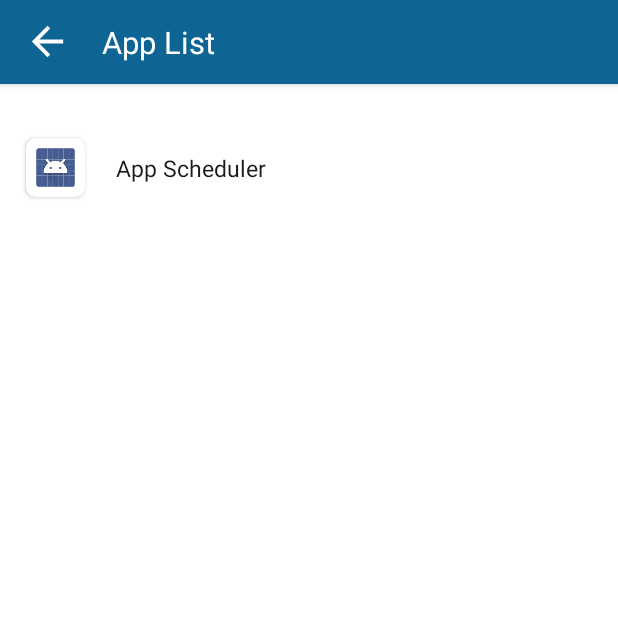
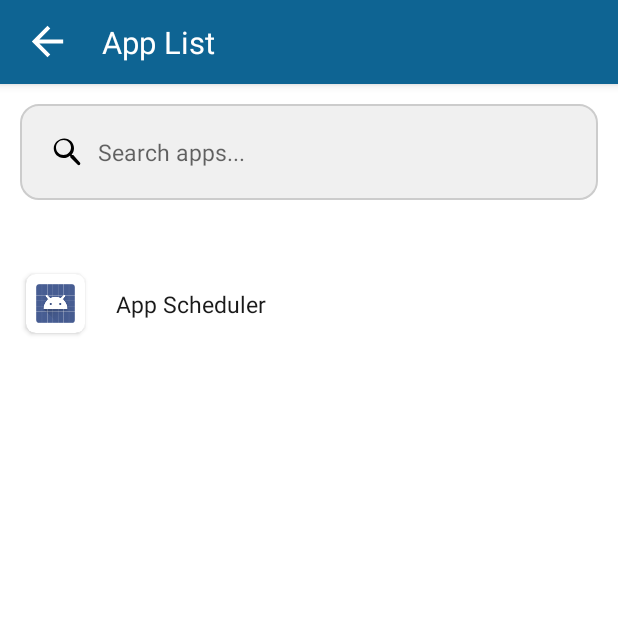
Before and after one commit to RazoanKabir/AppSchedulerApp, an Android app: the AppListActivity screen opened directly, with no data from a screen before it, on a phone screen of 412 x 824 dp, the top half of it. Run offline under Robolectric (Android 15) with nearby library versions, the phone set to English and light mode, and no system bars; our stand-ins replace sdp/ssp sizes.

Commit message:
App search added

```diff
--- a/app/src/main/java/com/example/appschedulerapp/adapter/AppListAdapter.kt
+++ b/app/src/main/java/com/example/appschedulerapp/adapter/AppListAdapter.kt
@@ -48,6 +48,11 @@ class AppListAdapter(var apps: ArrayList<PackageAppInfo>, private val selectedAp
         }
     }
 
+    fun updateList(newList: List<PackageAppInfo>) {
+        apps = ArrayList(newList)
+        notifyDataSetChanged()
+    }
+
     class ParentViewHolder(itemView: View) : RecyclerView.ViewHolder(itemView) {
         val ivIcon: ImageView? = itemView.findViewById<ImageView>(R.id.ivSelectedAppIcon)
         val tvNameOfApp: TextView? = itemView.findViewById<TextView>(R.id.tvNameOfApp)
--- a/app/src/main/java/com/example/appschedulerapp/views/AppListActivity.kt
+++ b/app/src/main/java/com/example/appschedulerapp/views/AppListActivity.kt
@@ -1,6 +1,8 @@
 package com.example.appschedulerapp.views
 
 import android.os.Bundle
+import android.text.Editable
+import android.text.TextWatcher
 import android.view.View
 import androidx.appcompat.app.AppCompatActivity
 import androidx.lifecycle.ViewModelProvider
@@ -17,6 +19,7 @@ class AppListActivity : AppCompatActivity(), AppListAdapter.SelectedApp {
     private lateinit var binding: ActivityAppListBinding
     private lateinit var appListVm: AppListViewModel
     private var appListAdapter: AppListAdapter? = null
+    private var fullAppList = listOf<PackageAppInfo>()
     private var from: String? = ""
     private var appId: String? = ""
 
@@ -47,22 +50,44 @@ class AppListActivity : AppCompatActivity(), AppListAdapter.SelectedApp {
         binding.ivBack.setOnClickListener {
             onBackPressedDispatcher.onBackPressed()
         }
+
+        binding.etSearch.addTextChangedListener(object : TextWatcher {
+            override fun afterTextChanged(s: Editable?) {}
+
+            override fun beforeTextChanged(s: CharSequence?, start: Int, count: Int, after: Int) {}
+
+            override fun onTextChanged(s: CharSequence?, start: Int, before: Int, count: Int) {
+                val query = s.toString().trim()
+                val filteredList = if (query.isEmpty()) {
+                    appListVm.appsListLiveData.value ?: emptyList()
+                } else {
+                    appListVm.appsListLiveData.value?.filter {
+                        it.appName?.contains(query, ignoreCase = true) == true
+                    } ?: emptyList()
+                }
+                appListAdapter?.updateList(filteredList)
+            }
+        })
     }
+
+
+
 
     private fun setObserver() {
         appListVm.appsListLiveData.observe(this) { appList ->
             if (appList.isNotEmpty()) {
-                with(binding) {
-                    rvAppList.apply {
-                        layoutManager = LinearLayoutManager(this@AppListActivity)
-                        setHasFixedSize(true)
-                        isNestedScrollingEnabled = false
-                        adapter = AppListAdapter(appList, this@AppListActivity)
-                    }
-                    pBar.visibility = View.GONE
-                    rlAppList.visibility = View.VISIBLE
-                    appBarLayout.visibility = View.VISIBLE
+                fullAppList = appList
+                appListAdapter = AppListAdapter(appList, this)
+                with(binding.rvAppList) {
+                    layoutManager = LinearLayoutManager(this@AppListActivity)
+                    setHasFixedSize(true)
+                    isNestedScrollingEnabled = false
+                    adapter = appListAdapter
                 }
+                binding.pBar.visibility = View.GONE
+                binding.rlAppList.visibility = View.VISIBLE
+                binding.appBarLayout.visibility = View.VISIBLE
+                binding.rlSearch.visibility = View.VISIBLE
             }
         }
     }
--- /dev/null
+++ b/app/src/main/res/drawable/ic_search.xml
@@ -0,0 +1,21 @@
+<vector xmlns:android="http://schemas.android.com/apk/res/android"
+    android:width="24dp"
+    android:height="24dp"
+    android:viewportWidth="24"
+    android:viewportHeight="24">
+    <path
+        android:fillColor="#FF000000"
+        android:pathData="M15.5,14h-0.79l-0.28,-0.27
+            c0.98,-1.14 1.57,-2.61 1.57,-4.23
+            0,-3.59 -2.91,-6.5 -6.5,-6.5
+            S2.5,5.91 2.5,9.5
+            5.41,16 9,16
+            c1.61,0 3.09,-0.59 4.23,-1.57
+            l0.27,0.28v0.79l5,4.99
+            c0.39,0.39 1.02,0.39 1.41,0
+            0.39,-0.39 0.39,-1.02 0,-1.41L15.5,14zM9,14
+            c-2.76,0 -5,-2.24 -5,-5
+            s2.24,-5 5,-5
+            5,2.24 5,5
+            -2.24,5 -5,5z" />
+</vector>
--- /dev/null
+++ b/app/src/main/res/drawable/search_bg.xml
@@ -0,0 +1,5 @@
+<shape xmlns:android="http://schemas.android.com/apk/res/android">
+    <solid android:color="#F0F0F0" />
+    <corners android:radius="12dp" />
+    <stroke android:width="1dp" android:color="#CCCCCC" />
+</shape>
--- a/app/src/main/res/layout/activity_add_app.xml
+++ b/app/src/main/res/layout/activity_add_app.xml
@@ -7,7 +7,7 @@
     android:background="#F6F6F6"
     xmlns:app="http://schemas.android.com/apk/res-auto"
     xmlns:tools="http://schemas.android.com/tools"
-    tools:context=".view.AddAppActivity">
+    tools:context=".views.AddAppActivity">
 
     <com.google.android.material.appbar.AppBarLayout
         android:id="@+id/appBarLayout"
--- a/app/src/main/res/layout/activity_app_history.xml
+++ b/app/src/main/res/layout/activity_app_history.xml
@@ -5,7 +5,7 @@
     android:layout_width="match_parent"
     android:layout_height="match_parent"
     android:background="#F2F2F2"
-    tools:context=".view.AppHistoryActivity">
+    tools:context=".views.AppHistoryActivity">
 
     <com.google.android.material.appbar.AppBarLayout
         android:id="@+id/appBarLayout"
--- a/app/src/main/res/layout/activity_app_list.xml
+++ b/app/src/main/res/layout/activity_app_list.xml
@@ -5,7 +5,7 @@
     android:layout_width="match_parent"
     android:layout_height="match_parent"
     android:background="@color/white"
-    tools:context=".view.AddAppActivity">
+    tools:context=".views.AppListActivity">
 
     <com.google.android.material.appbar.AppBarLayout
         android:id="@+id/appBarLayout"
@@ -62,10 +62,38 @@
     </com.google.android.material.appbar.AppBarLayout>
 
     <RelativeLayout
+        android:id="@+id/rlSearch"
+        android:layout_width="match_parent"
+        android:layout_height="wrap_content"
+        android:layout_below="@+id/appBarLayout"
+        android:padding="@dimen/_5sdp"
+        android:layout_margin="@dimen/_10sdp"
+        android:background="@drawable/search_bg"
+        android:visibility="gone">
+
+        <EditText
+            android:id="@+id/etSearch"
+            android:layout_width="match_parent"
+            android:layout_height="wrap_content"
+            android:layout_centerVertical="true"
+            android:hint="Search apps..."
+            android:drawableStart="@drawable/ic_search"
+            android:drawablePadding="@dimen/_6sdp"
+            android:padding="@dimen/_10sdp"
+            android:background="@android:color/transparent"
+            android:textColor="@android:color/black"
+            android:textSize="@dimen/_12sdp"
+            android:inputType="text"
+            android:imeOptions="actionSearch"/>
+    </RelativeLayout>
+
+
+
+    <RelativeLayout
         android:id="@+id/rlAppList"
         android:layout_width="match_parent"
         android:layout_height="wrap_content"
-        android:layout_below="@+id/appBarLayout"
+        android:layout_below="@+id/rlSearch"
         android:paddingTop="@dimen/_16sdp"
         android:background="@color/white"
         android:visibility="gone">
@@ -88,6 +116,7 @@
         android:layout_centerHorizontal="true"
         android:layout_centerVertical="true"
         android:indeterminate="true"
-        android:padding="@dimen/_24sdp" />
+        android:padding="@dimen/_24sdp"
+        android:visibility="visible"/>
 
 </RelativeLayout>
--- a/app/src/main/res/layout/activity_main.xml
+++ b/app/src/main/res/layout/activity_main.xml
@@ -5,7 +5,8 @@
     android:layout_width="match_parent"
     android:layout_height="match_parent"
     android:background="#F2F2F2"
-    android:id="@+id/main">
+    android:id="@+id/main"
+    tools:context=".views.MainActivity">
 
     <com.google.android.material.appbar.AppBarLayout
         android:id="@+id/appBarLayout"
```
